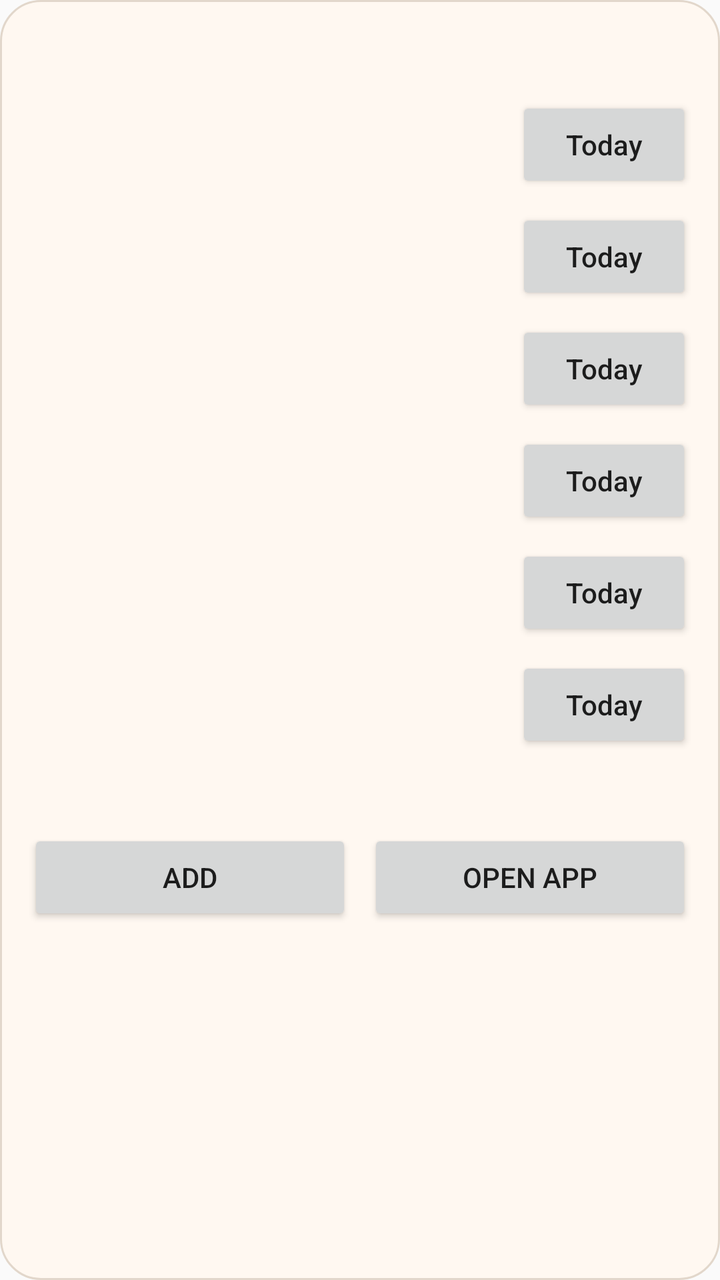
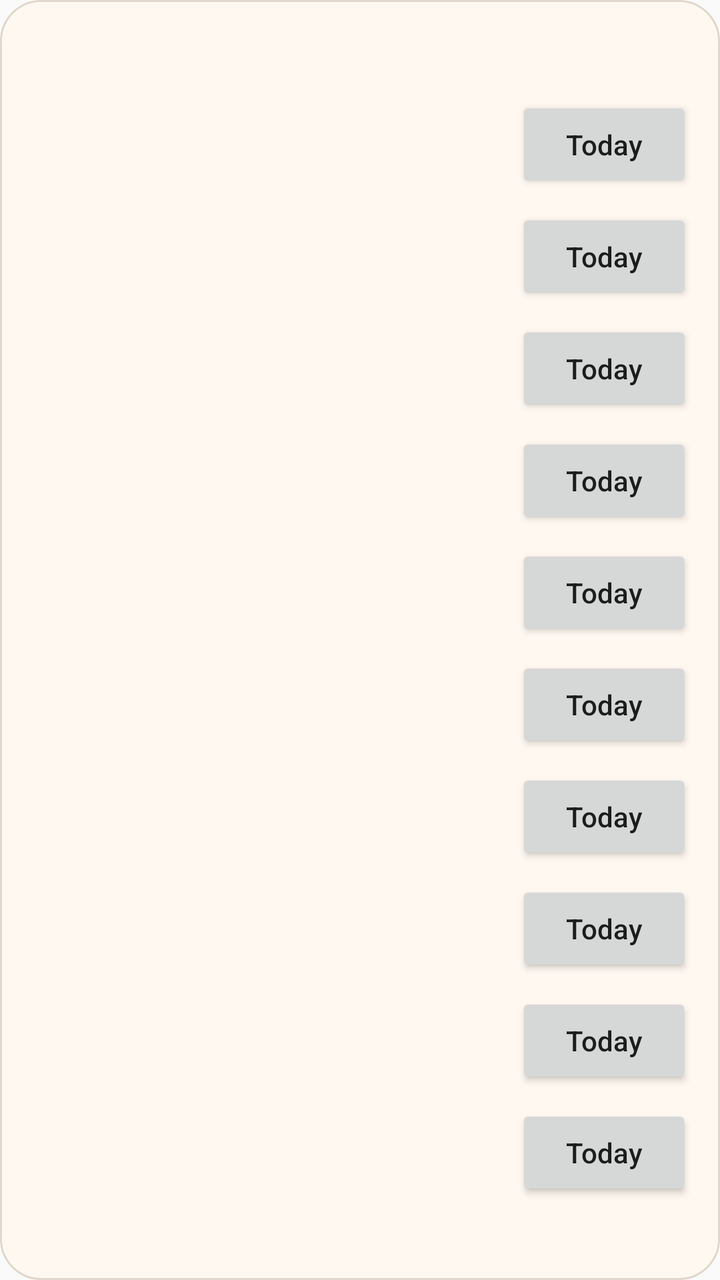

Screens rendered from an Android XML layout before and after an edit, with the pre-edit source and the edit as a unified diff.
<!-- AndroidManifest.xml: application theme android:Theme.Material.Light.NoActionBar -->
<!-- res/layout/widget_last_time_i.xml -->
<?xml version="1.0" encoding="utf-8"?>
<LinearLayout xmlns:android="http://schemas.android.com/apk/res/android"
    android:id="@+id/widget_root"
    android:layout_width="match_parent"
    android:layout_height="match_parent"
    android:background="@drawable/widget_background"
    android:orientation="vertical"
    android:padding="14dp">

    <LinearLayout
        android:layout_width="match_parent"
        android:layout_height="wrap_content"
        android:gravity="center_vertical"
        android:orientation="horizontal">

        <TextView
            android:id="@+id/widget_title"
            android:layout_width="0dp"
            android:layout_height="wrap_content"
            android:layout_weight="1"
            android:textColor="#1F1A17"
            android:textSize="18sp"
            android:textStyle="bold" />

        <TextView
            android:id="@+id/widget_summary"
            android:layout_width="wrap_content"
            android:layout_height="wrap_content"
            android:textColor="#5A4E45"
            android:textSize="13sp"
            android:textStyle="bold" />
    </LinearLayout>

    <TextView
        android:id="@+id/widget_empty_state"
        android:layout_width="match_parent"
        android:layout_height="wrap_content"
        android:layout_marginTop="10dp"
        android:lineSpacingExtra="2dp"
        android:textColor="#5A4E45"
        android:textSize="13sp"
        android:visibility="gone" />

    <LinearLayout
        android:id="@+id/widget_row_1"
        android:layout_width="match_parent"
        android:layout_height="wrap_content"
        android:layout_marginTop="10dp"
        android:gravity="center_vertical"
        android:orientation="horizontal">

        <LinearLayout
            android:layout_width="0dp"
            android:layout_height="wrap_content"
            android:layout_weight="1"
            android:orientation="vertical">

            <TextView
                android:id="@+id/widget_row_1_title"
                android:layout_width="match_parent"
                android:layout_height="wrap_content"
                android:ellipsize="end"
                android:maxLines="1"
                android:textColor="#1F1A17"
                android:textSize="14sp"
                android:textStyle="bold" />

            <TextView
                android:id="@+id/widget_row_1_days"
                android:layout_width="match_parent"
                android:layout_height="wrap_content"
                android:layout_marginTop="2dp"
                android:textColor="#5A4E45"
                android:textSize="12sp" />
        </LinearLayout>

        <Button
            android:id="@+id/widget_row_1_refresh"
            android:layout_width="wrap_content"
            android:layout_height="wrap_content"
            android:layout_marginStart="8dp"
            android:text="@string/widget_row_refresh_button"
            android:textAllCaps="false" />
    </LinearLayout>

    <LinearLayout
        android:id="@+id/widget_row_2"
        android:layout_width="match_parent"
        android:layout_height="wrap_content"
        android:layout_marginTop="8dp"
        android:gravity="center_vertical"
        android:orientation="horizontal">

        <LinearLayout
            android:layout_width="0dp"
            android:layout_height="wrap_content"
            android:layout_weight="1"
            android:orientation="vertical">

            <TextView
                android:id="@+id/widget_row_2_title"
                android:layout_width="match_parent"
                android:layout_height="wrap_content"
                android:ellipsize="end"
                android:maxLines="1"
                android:textColor="#1F1A17"
                android:textSize="14sp"
                android:textStyle="bold" />

            <TextView
                android:id="@+id/widget_row_2_days"
                android:layout_width="match_parent"
                android:layout_height="wrap_content"
                android:layout_marginTop="2dp"
                android:textColor="#5A4E45"
                android:textSize="12sp" />
        </LinearLayout>

        <Button
            android:id="@+id/widget_row_2_refresh"
            android:layout_width="wrap_content"
            android:layout_height="wrap_content"
            android:layout_marginStart="8dp"
            android:text="@string/widget_row_refresh_button"
            android:textAllCaps="false" />
    </LinearLayout>

    <LinearLayout
        android:id="@+id/widget_row_3"
        android:layout_width="match_parent"
        android:layout_height="wrap_content"
        android:layout_marginTop="8dp"
        android:gravity="center_vertical"
        android:orientation="horizontal">

        <LinearLayout
            android:layout_width="0dp"
            android:layout_height="wrap_content"
            android:layout_weight="1"
            android:orientation="vertical">

            <TextView
                android:id="@+id/widget_row_3_title"
                android:layout_width="match_parent"
                android:layout_height="wrap_content"
                android:ellipsize="end"
                android:maxLines="1"
                android:textColor="#1F1A17"
                android:textSize="14sp"
                android:textStyle="bold" />

            <TextView
                android:id="@+id/widget_row_3_days"
                android:layout_width="match_parent"
                android:layout_height="wrap_content"
                android:layout_marginTop="2dp"
                android:textColor="#5A4E45"
                android:textSize="12sp" />
        </LinearLayout>

        <Button
            android:id="@+id/widget_row_3_refresh"
            android:layout_width="wrap_content"
            android:layout_height="wrap_content"
            android:layout_marginStart="8dp"
            android:text="@string/widget_row_refresh_button"
            android:textAllCaps="false" />
    </LinearLayout>

    <LinearLayout
        android:id="@+id/widget_row_4"
        android:layout_width="match_parent"
        android:layout_height="wrap_content"
        android:layout_marginTop="8dp"
        android:gravity="center_vertical"
        android:orientation="horizontal">

        <LinearLayout
            android:layout_width="0dp"
            android:layout_height="wrap_content"
            android:layout_weight="1"
            android:orientation="vertical">

            <TextView
                android:id="@+id/widget_row_4_title"
                android:layout_width="match_parent"
                android:layout_height="wrap_content"
                android:ellipsize="end"
                android:maxLines="1"
                android:textColor="#1F1A17"
                android:textSize="14sp"
                android:textStyle="bold" />

            <TextView
                android:id="@+id/widget_row_4_days"
                android:layout_width="match_parent"
                android:layout_height="wrap_content"
                android:layout_marginTop="2dp"
                android:textColor="#5A4E45"
                android:textSize="12sp" />
        </LinearLayout>

        <Button
            android:id="@+id/widget_row_4_refresh"
            android:layout_width="wrap_content"
            android:layout_height="wrap_content"
            android:layout_marginStart="8dp"
            android:text="@string/widget_row_refresh_button"
            android:textAllCaps="false" />
    </LinearLayout>

    <LinearLayout
        android:id="@+id/widget_row_5"
        android:layout_width="match_parent"
        android:layout_height="wrap_content"
        android:layout_marginTop="8dp"
        android:gravity="center_vertical"
        android:orientation="horizontal">

        <LinearLayout
            android:layout_width="0dp"
            android:layout_height="wrap_content"
            android:layout_weight="1"
            android:orientation="vertical">

            <TextView
                android:id="@+id/widget_row_5_title"
                android:layout_width="match_parent"
                android:layout_height="wrap_content"
                android:ellipsize="end"
                android:maxLines="1"
                android:textColor="#1F1A17"
                android:textSize="14sp"
                android:textStyle="bold" />

            <TextView
                android:id="@+id/widget_row_5_days"
                android:layout_width="match_parent"
                android:layout_height="wrap_content"
                android:layout_marginTop="2dp"
                android:textColor="#5A4E45"
                android:textSize="12sp" />
        </LinearLayout>

        <Button
            android:id="@+id/widget_row_5_refresh"
            android:layout_width="wrap_content"
            android:layout_height="wrap_content"
            android:layout_marginStart="8dp"
            android:text="@string/widget_row_refresh_button"
            android:textAllCaps="false" />
    </LinearLayout>

    <LinearLayout
        android:id="@+id/widget_row_6"
        android:layout_width="match_parent"
        android:layout_height="wrap_content"
        android:layout_marginTop="8dp"
        android:gravity="center_vertical"
        android:orientation="horizontal">

        <LinearLayout
            android:layout_width="0dp"
            android:layout_height="wrap_content"
            android:layout_weight="1"
            android:orientation="vertical">

            <TextView
                android:id="@+id/widget_row_6_title"
                android:layout_width="match_parent"
                android:layout_height="wrap_content"
                android:ellipsize="end"
                android:maxLines="1"
                android:textColor="#1F1A17"
                android:textSize="14sp"
                android:textStyle="bold" />

            <TextView
                android:id="@+id/widget_row_6_days"
                android:layout_width="match_parent"
                android:layout_height="wrap_content"
                android:layout_marginTop="2dp"
                android:textColor="#5A4E45"
                android:textSize="12sp" />
        </LinearLayout>

        <Button
            android:id="@+id/widget_row_6_refresh"
            android:layout_width="wrap_content"
            android:layout_height="wrap_content"
            android:layout_marginStart="8dp"
            android:text="@string/widget_row_refresh_button"
            android:textAllCaps="false" />
    </LinearLayout>

    <TextView
        android:id="@+id/widget_more_indicator"
        android:layout_width="match_parent"
        android:layout_height="wrap_content"
        android:layout_marginTop="8dp"
        android:textColor="#2F7A4C"
        android:textSize="13sp"
        android:textStyle="bold"
        android:visibility="gone" />

    <TextView
        android:id="@+id/widget_timestamp"
        android:layout_width="match_parent"
        android:layout_height="wrap_content"
        android:layout_marginTop="10dp"
        android:textColor="#8C8178"
        android:textSize="12sp" />

    <LinearLayout
        android:layout_width="match_parent"
        android:layout_height="wrap_content"
        android:layout_marginTop="12dp"
        android:orientation="horizontal">

        <Button
            android:id="@+id/widget_add_button"
            android:layout_width="0dp"
            android:layout_height="wrap_content"
            android:layout_weight="1"
            android:text="@string/widget_add_button" />

        <Button
            android:id="@+id/widget_open_app_button"
            android:layout_width="0dp"
            android:layout_height="wrap_content"
            android:layout_marginStart="8dp"
            android:layout_weight="1"
            android:text="@string/widget_open_app_button" />
    </LinearLayout>
</LinearLayout>
<!-- resources referenced by this layout -->
<resources>
  <!-- drawable widget_background (drawable) -->
  <?xml version="1.0" encoding="utf-8"?>
  <shape xmlns:android="http://schemas.android.com/apk/res/android"
      android:shape="rectangle">
      <solid android:color="@color/widget_surface" />
      <corners android:radius="20dp" />
      <stroke
          android:width="1dp"
          android:color="@color/widget_border" />
  </shape>
  <string name="widget_add_button">Add</string>
  <string name="widget_open_app_button">Open App</string>
  <string name="widget_row_refresh_button">Today</string>
  <color name="widget_surface">#FFF8F1</color>
  <color name="widget_border">#E2D7CB</color>
</resources>

<!-- the commit's change to res/layout/widget_last_time_i.xml (unified diff, before → after) -->
@@ -293,6 +293,174 @@
             android:textAllCaps="false" />
     </LinearLayout>
 
+    <LinearLayout
+        android:id="@+id/widget_row_7"
+        android:layout_width="match_parent"
+        android:layout_height="wrap_content"
+        android:layout_marginTop="8dp"
+        android:gravity="center_vertical"
+        android:orientation="horizontal">
+
+        <LinearLayout
+            android:layout_width="0dp"
+            android:layout_height="wrap_content"
+            android:layout_weight="1"
+            android:orientation="vertical">
+
+            <TextView
+                android:id="@+id/widget_row_7_title"
+                android:layout_width="match_parent"
+                android:layout_height="wrap_content"
+                android:ellipsize="end"
+                android:maxLines="1"
+                android:textColor="#1F1A17"
+                android:textSize="14sp"
+                android:textStyle="bold" />
+
+            <TextView
+                android:id="@+id/widget_row_7_days"
+                android:layout_width="match_parent"
+                android:layout_height="wrap_content"
+                android:layout_marginTop="2dp"
+                android:textColor="#5A4E45"
+                android:textSize="12sp" />
+        </LinearLayout>
+
+        <Button
+            android:id="@+id/widget_row_7_refresh"
+            android:layout_width="wrap_content"
+            android:layout_height="wrap_content"
+            android:layout_marginStart="8dp"
+            android:text="@string/widget_row_refresh_button"
+            android:textAllCaps="false" />
+    </LinearLayout>
+
+    <LinearLayout
+        android:id="@+id/widget_row_8"
+        android:layout_width="match_parent"
+        android:layout_height="wrap_content"
+        android:layout_marginTop="8dp"
+        android:gravity="center_vertical"
+        android:orientation="horizontal">
+
+        <LinearLayout
+            android:layout_width="0dp"
+            android:layout_height="wrap_content"
+            android:layout_weight="1"
+            android:orientation="vertical">
+
+            <TextView
+                android:id="@+id/widget_row_8_title"
+                android:layout_width="match_parent"
+                android:layout_height="wrap_content"
+                android:ellipsize="end"
+                android:maxLines="1"
+                android:textColor="#1F1A17"
+                android:textSize="14sp"
+                android:textStyle="bold" />
+
+            <TextView
+                android:id="@+id/widget_row_8_days"
+                android:layout_width="match_parent"
+                android:layout_height="wrap_content"
+                android:layout_marginTop="2dp"
+                android:textColor="#5A4E45"
+                android:textSize="12sp" />
+        </LinearLayout>
+
+        <Button
+            android:id="@+id/widget_row_8_refresh"
+            android:layout_width="wrap_content"
+            android:layout_height="wrap_content"
+            android:layout_marginStart="8dp"
+            android:text="@string/widget_row_refresh_button"
+            android:textAllCaps="false" />
+    </LinearLayout>
+
+    <LinearLayout
+        android:id="@+id/widget_row_9"
+        android:layout_width="match_parent"
+        android:layout_height="wrap_content"
+        android:layout_marginTop="8dp"
+        android:gravity="center_vertical"
+        android:orientation="horizontal">
+
+        <LinearLayout
+            android:layout_width="0dp"
+            android:layout_height="wrap_content"
+            android:layout_weight="1"
+            android:orientation="vertical">
+
+            <TextView
+                android:id="@+id/widget_row_9_title"
+                android:layout_width="match_parent"
+                android:layout_height="wrap_content"
+                android:ellipsize="end"
+                android:maxLines="1"
+                android:textColor="#1F1A17"
+                android:textSize="14sp"
+                android:textStyle="bold" />
+
+            <TextView
+                android:id="@+id/widget_row_9_days"
+                android:layout_width="match_parent"
+                android:layout_height="wrap_content"
+                android:layout_marginTop="2dp"
+                android:textColor="#5A4E45"
+                android:textSize="12sp" />
+        </LinearLayout>
+
+        <Button
+            android:id="@+id/widget_row_9_refresh"
+            android:layout_width="wrap_content"
+            android:layout_height="wrap_content"
+            android:layout_marginStart="8dp"
+            android:text="@string/widget_row_refresh_button"
+            android:textAllCaps="false" />
+    </LinearLayout>
+
+    <LinearLayout
+        android:id="@+id/widget_row_10"
+        android:layout_width="match_parent"
+        android:layout_height="wrap_content"
+        android:layout_marginTop="8dp"
+        android:gravity="center_vertical"
+        android:orientation="horizontal">
+
+        <LinearLayout
+            android:layout_width="0dp"
+            android:layout_height="wrap_content"
+            android:layout_weight="1"
+            android:orientation="vertical">
+
+            <TextView
+                android:id="@+id/widget_row_10_title"
+                android:layout_width="match_parent"
+                android:layout_height="wrap_content"
+                android:ellipsize="end"
+                android:maxLines="1"
+                android:textColor="#1F1A17"
+                android:textSize="14sp"
+                android:textStyle="bold" />
+
+            <TextView
+                android:id="@+id/widget_row_10_days"
+                android:layout_width="match_parent"
+                android:layout_height="wrap_content"
+                android:layout_marginTop="2dp"
+                android:textColor="#5A4E45"
+                android:textSize="12sp" />
+        </LinearLayout>
+
+        <Button
+            android:id="@+id/widget_row_10_refresh"
+            android:layout_width="wrap_content"
+            android:layout_height="wrap_content"
+            android:layout_marginStart="8dp"
+            android:text="@string/widget_row_refresh_button"
+            android:textAllCaps="false" />
+    </LinearLayout>
+
     <TextView
         android:id="@+id/widget_more_indicator"
         android:layout_width="match_parent"
